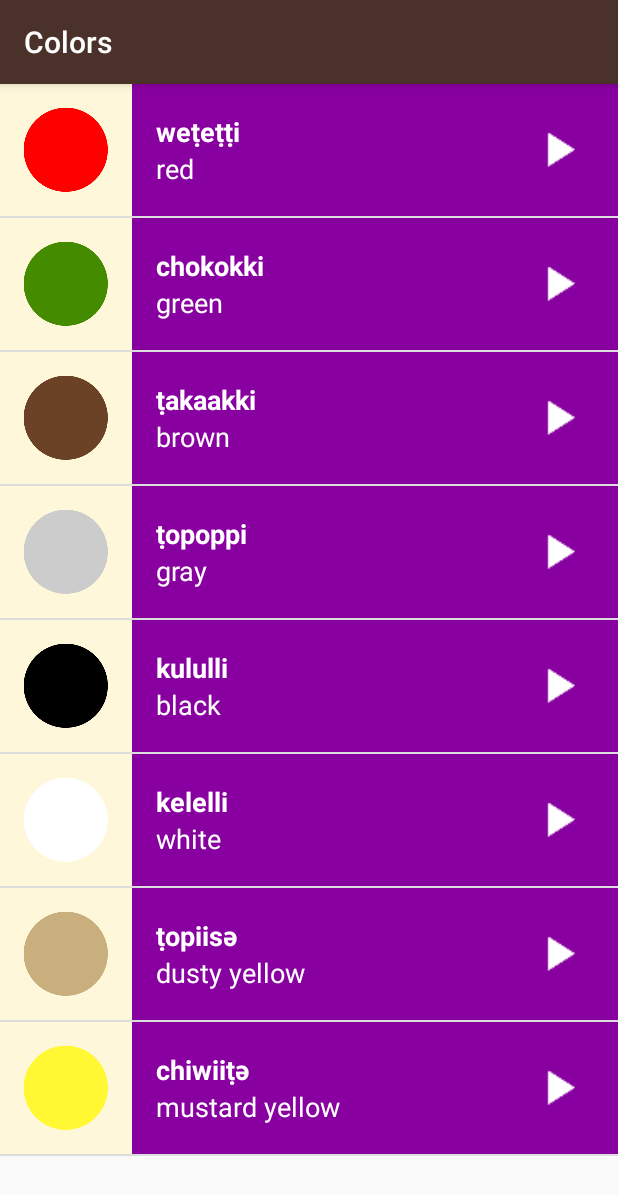
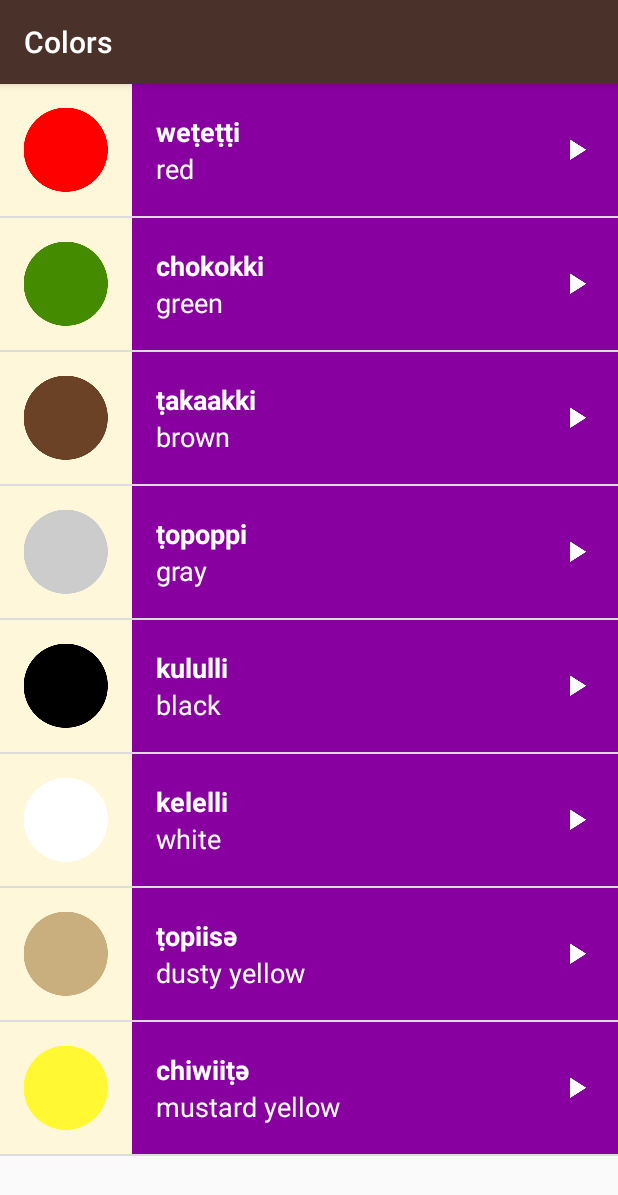
Before and after one commit to albertchan8/android_miwok, an Android app: the ColorsActivity screen opened directly, with no data from a screen before it, on a phone screen of 412 x 824 dp. Shown: the top 1195 px of the screen. Run offline under Robolectric (Android 15) with nearby library versions, the phone set to English and light mode, and no system bars.

Commit message:
change list_item.xml linearlayout to relativelayout

```diff
--- a/app/src/main/res/layout/list_item.xml
+++ b/app/src/main/res/layout/list_item.xml
@@ -1,67 +1,54 @@
 <?xml version="1.0" encoding="utf-8"?>
-<LinearLayout
+<RelativeLayout
     xmlns:android="http://schemas.android.com/apk/res/android"
     xmlns:tools="http://schemas.android.com/tools"
-    android:id="@+id/list_item"
-    android:orientation="horizontal"
     android:layout_width="match_parent"
-    android:layout_height="wrap_content"
-    android:minHeight="@dimen/list_item_height"
-    android:background="@color/tan_background">
+    android:layout_height="@dimen/list_item_height"
+    android:background="@color/tan_background"
+    android:minHeight="@dimen/list_item_height">
 
     <ImageView
         android:id="@+id/image_view"
         android:layout_width="@dimen/list_item_height"
-        android:layout_height="@dimen/list_item_height">
-    </ImageView>
+        android:layout_height="@dimen/list_item_height" />
 
-    <LinearLayout
+    <RelativeLayout
         android:id="@+id/text_container"
-        android:layout_width="0dp"
-        android:layout_height="wrap_content"
-        android:layout_weight="1"
-        android:orientation="horizontal">
-
-        <LinearLayout
+        android:layout_width="match_parent"
+        android:layout_height="@dimen/list_item_height"
+        android:layout_alignParentBottom="true"
+        android:layout_alignParentRight="true"
+        android:layout_alignParentTop="true"
+        android:layout_toRightOf="@id/image_view"
         android:orientation="vertical"
-            android:layout_width="0dp"
-            android:layout_height="match_parent"
-            android:layout_weight="1"
         android:paddingLeft="16dp">
 
         <TextView
             android:id="@+id/miwok_text_view"
             android:layout_width="match_parent"
-                android:layout_height="0dp"
-                android:layout_weight="1"
+            android:layout_height="44dp"
             android:gravity="bottom"
             android:textAppearance="?android:textAppearanceMedium"
             android:textColor="@android:color/white"
             android:textStyle="bold"
-                tools:text="miwok" />
+            tools:text="lutti" />
 
         <TextView
             android:id="@+id/default_text_view"
             android:layout_width="match_parent"
-                android:layout_height="0dp"
-                android:layout_weight="1"
+            android:layout_height="44dp"
+            android:layout_below="@id/miwok_text_view"
             android:gravity="top"
             android:textAppearance="?android:textAppearanceMedium"
             android:textColor="@android:color/white"
-                tools:text="default"/>
-            </LinearLayout>
+            tools:text="one" />
 
         <ImageView
-            android:id="@+id/play_button_view"
-            android:layout_width="@dimen/list_item_height"
-            android:layout_height="@dimen/list_item_height"
-            android:paddingLeft="24dp"
-            android:paddingTop="24dp"
-            android:paddingBottom="24dp"
-            android:paddingRight="16dp"
-            android:src="@drawable/ic_play_arrow">
-        </ImageView>
-
-    </LinearLayout>
-
-</LinearLayout>
+            android:layout_width="24dp"
+            android:layout_height="24dp"
+            android:layout_alignParentRight="true"
+            android:layout_centerVertical="true"
+            android:layout_marginRight="16dp"
+            android:src="@drawable/ic_play_arrow" />
+    </RelativeLayout>
+</RelativeLayout>
```
Lines whose indentation alone changed are shown as unchanged.
